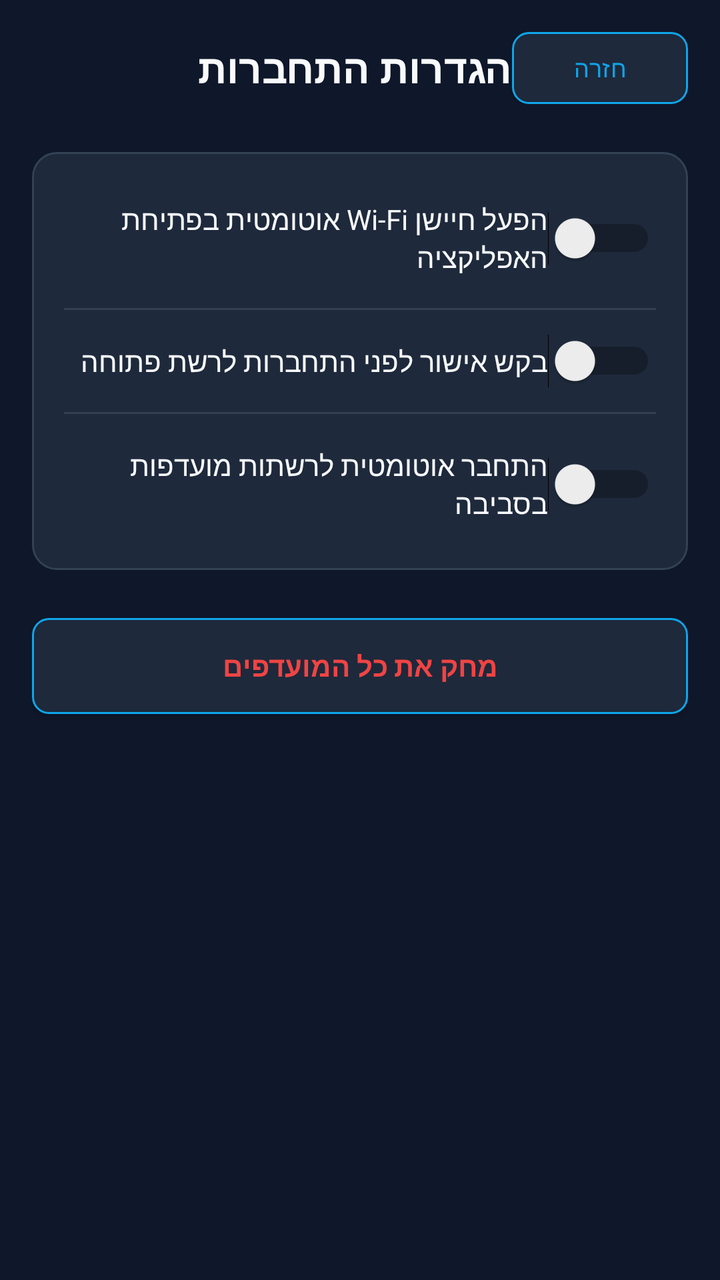
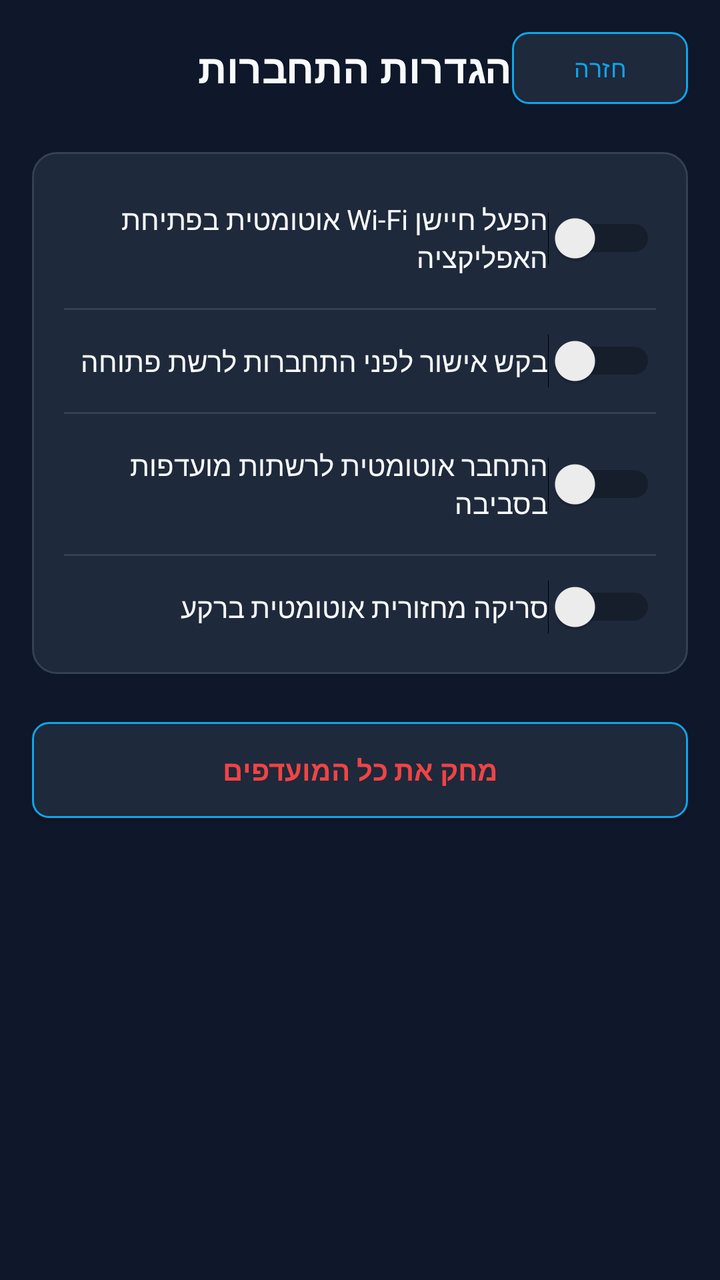

Screens rendered from an Android XML layout before and after an edit, with the pre-edit source and the edit as a unified diff.
<!-- AndroidManifest.xml: application theme android:Theme.Material.Light.NoActionBar -->
<!-- res/layout/activity_settings.xml -->
<?xml version="1.0" encoding="utf-8"?>
<LinearLayout xmlns:android="http://schemas.android.com/apk/res/android"
    android:layout_width="match_parent"
    android:layout_height="match_parent"
    android:background="#0F172A"
    android:orientation="vertical"
    android:padding="16dp"
    android:textDirection="rtl">

    <LinearLayout
        android:layout_width="match_parent"
        android:layout_height="wrap_content"
        android:gravity="center_vertical"
        android:orientation="horizontal">

        <TextView
            android:layout_width="0dp"
            android:layout_height="wrap_content"
            android:layout_weight="1"
            android:text="@string/settings_title"
            android:textColor="#F8FAFC"
            android:textSize="20sp"
            android:textStyle="bold" />

        <Button
            android:id="@+id/btn_settings_back"
            android:layout_width="wrap_content"
            android:layout_height="36dp"
            android:background="@drawable/bg_button_secondary"
            android:text="@string/back"
            android:textColor="#0EA5E9"
            android:textSize="12sp" />
    </LinearLayout>

    <LinearLayout
        android:layout_width="match_parent"
        android:layout_height="wrap_content"
        android:layout_marginTop="24dp"
        android:background="@drawable/bg_card"
        android:orientation="vertical"
        android:padding="16dp">

        <Switch
            android:id="@+id/switch_auto_turn_on"
            android:layout_width="match_parent"
            android:layout_height="wrap_content"
            android:paddingTop="8dp"
            android:paddingBottom="8dp"
            android:text="@string/auto_turn_on_wifi"
            android:textColor="#F8FAFC"
            android:textSize="14sp" />

        <View
            android:layout_width="match_parent"
            android:layout_height="1dp"
            android:layout_marginTop="8dp"
            android:layout_marginBottom="8dp"
            android:background="#334155" />

        <Switch
            android:id="@+id/switch_confirm_open"
            android:layout_width="match_parent"
            android:layout_height="wrap_content"
            android:paddingTop="8dp"
            android:paddingBottom="8dp"
            android:text="@string/confirm_open_networks"
            android:textColor="#F8FAFC"
            android:textSize="14sp" />

        <View
            android:layout_width="match_parent"
            android:layout_height="1dp"
            android:layout_marginTop="8dp"
            android:layout_marginBottom="8dp"
            android:background="#334155" />

        <Switch
            android:id="@+id/switch_auto_connect_fav"
            android:layout_width="match_parent"
            android:layout_height="wrap_content"
            android:paddingTop="8dp"
            android:paddingBottom="8dp"
            android:text="@string/auto_connect_favorites"
            android:textColor="#F8FAFC"
            android:textSize="14sp" />

    </LinearLayout>

    <Button
        android:id="@+id/btn_clear_favorites"
        android:layout_width="match_parent"
        android:layout_height="48dp"
        android:layout_marginTop="24dp"
        android:background="@drawable/bg_button_secondary"
        android:text="@string/clear_favorites"
        android:textColor="#EF4444"
        android:textSize="14sp"
        android:textStyle="bold" />

</LinearLayout>
<!-- resources referenced by this layout -->
<resources>
  <!-- drawable bg_button_secondary (drawable) -->
  <?xml version="1.0" encoding="utf-8"?>
  <shape xmlns:android="http://schemas.android.com/apk/res/android"
      android:shape="rectangle">
      <solid android:color="#1E293B" />
      <corners android:radius="8dp" />
      <stroke
          android:width="1dp"
          android:color="#0EA5E9" />
  </shape>
  <!-- drawable bg_card (drawable) -->
  <?xml version="1.0" encoding="utf-8"?>
  <shape xmlns:android="http://schemas.android.com/apk/res/android"
      android:shape="rectangle">
      <solid android:color="#1E293B" />
      <corners android:radius="12dp" />
      <stroke
          android:width="1dp"
          android:color="#334155" />
  </shape>
  <string name="auto_connect_favorites">התחבר אוטומטית לרשתות מועדפות בסביבה</string>
  <string name="auto_turn_on_wifi">הפעל חיישן Wi-Fi אוטומטית בפתיחת האפליקציה</string>
  <string name="back">חזרה</string>
  <string name="clear_favorites">מחק את כל המועדפים</string>
  <string name="confirm_open_networks">בקש אישור לפני התחברות לרשת פתוחה</string>
  <string name="settings_title">הגדרות התחברות</string>
</resources>

<!-- the commit's change to res/layout/activity_settings.xml (unified diff, before → after) -->
@@ -84,6 +84,23 @@
             android:textColor="#F8FAFC"
             android:textSize="14sp" />
 
+        <View
+            android:layout_width="match_parent"
+            android:layout_height="1dp"
+            android:layout_marginTop="8dp"
+            android:layout_marginBottom="8dp"
+            android:background="#334155" />
+
+        <Switch
+            android:id="@+id/switch_auto_rescan"
+            android:layout_width="match_parent"
+            android:layout_height="wrap_content"
+            android:paddingTop="8dp"
+            android:paddingBottom="8dp"
+            android:text="@string/auto_rescan"
+            android:textColor="#F8FAFC"
+            android:textSize="14sp" />
+
     </LinearLayout>
 
     <Button
<!-- resource entries referenced after the edit -->
@@ -21,6 +21,7 @@
           android:color="#334155" />
   </shape>
   <string name="auto_connect_favorites">התחבר אוטומטית לרשתות מועדפות בסביבה</string>
+  <string name="auto_rescan">סריקה מחזורית אוטומטית ברקע</string>
   <string name="auto_turn_on_wifi">הפעל חיישן Wi-Fi אוטומטית בפתיחת האפליקציה</string>
   <string name="back">חזרה</string>
   <string name="clear_favorites">מחק את כל המועדפים</string>
